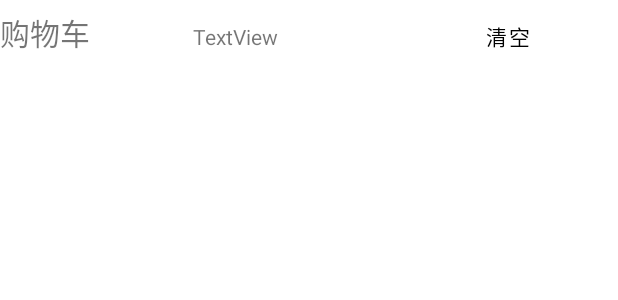
After one commit to tankofpacer/Order, an Android app: the layout shopping_car.xml on its own in the app's theme, with its tools: preview values and no code run, on a phone screen of 412 x 824 dp. The commit adds this screen. Shown: the top 300 px of the screen. Run offline under Robolectric (Android 15) with nearby library versions, the phone set to English and light mode, and no system bars.

Commit message:
更新购物车弹窗
更新购物车弹窗

```diff
--- a/app/src/main/res/anim/show.xml
+++ b/app/src/main/res/anim/show.xml
@@ -5,6 +5,6 @@
         android:fromXDelta="0"
         android:fromYDelta="100%"
         android:toXDelta="0"
-        android:toYDelta="0">
+        android:toYDelta="100">
     </translate>
 </set>
--- /dev/null
+++ b/app/src/main/res/drawable/ic_baseline_delete_outline_24.xml
@@ -0,0 +1,5 @@
+<vector android:height="10dp" android:tint="#000000"
+    android:viewportHeight="24" android:viewportWidth="24"
+    android:width="10dp" xmlns:android="http://schemas.android.com/apk/res/android">
+    <path android:fillColor="@android:color/white" android:pathData="M6,19c0,1.1 0.9,2 2,2h8c1.1,0 2,-0.9 2,-2L18,7L6,7v12zM8,9h8v10L8,19L8,9zM15.5,4l-1,-1h-5l-1,1L5,4v2h14L19,4z"/>
+</vector>
--- a/app/src/main/res/layout/dialog.xml
+++ b/app/src/main/res/layout/dialog.xml
@@ -12,11 +12,10 @@
         android:background="#00000000"/>
     <!--商品菜单-->
     <View
-        android:background="#97FFFF"
         android:id="@+id/v_anim"
         android:layout_width="match_parent"
-        android:layout_height="300dp"
-        />
+        android:layout_height="100dp"
+        android:background="#97FFFF" />
     <!--底部栏-->
     <RelativeLayout
         android:id="@+id/rl"
--- /dev/null
+++ b/app/src/main/res/layout/shopping_car.xml
@@ -0,0 +1,58 @@
+<?xml version="1.0" encoding="utf-8"?>
+<androidx.constraintlayout.widget.ConstraintLayout xmlns:android="http://schemas.android.com/apk/res/android"
+    xmlns:app="http://schemas.android.com/apk/res-auto"
+    android:layout_width="match_parent"
+    android:layout_height="match_parent">
+
+    <LinearLayout
+        android:id="@+id/shopping_top_bar"
+        android:layout_width="match_parent"
+        android:layout_height="wrap_content"
+        android:orientation="horizontal"
+        app:layout_constraintEnd_toEndOf="parent"
+        app:layout_constraintStart_toStartOf="parent"
+        app:layout_constraintTop_toTopOf="parent">
+
+        <TextView
+            android:id="@+id/textView"
+            android:layout_width="wrap_content"
+            android:layout_height="wrap_content"
+            android:layout_weight="1"
+            android:text="@string/shopping_car_title"
+            android:textSize="20sp" />
+
+        <TextView
+            android:id="@+id/textView2"
+            android:layout_width="wrap_content"
+            android:layout_height="wrap_content"
+            android:layout_weight="1"
+            android:text="TextView" />
+
+        <Button
+            android:id="@+id/clear_shopping"
+            android:layout_width="wrap_content"
+            android:layout_height="wrap_content"
+            android:layout_weight="1"
+            android:background="#00FFFFFF"
+            android:padding="0dp"
+            android:paddingLeft="0dp"
+            android:paddingTop="0dp"
+            android:paddingRight="0dp"
+            android:paddingBottom="0dp"
+            android:text="@string/clear_shopping_car"
+            android:textColor="@color/black"
+            app:icon="@drawable/ic_baseline_delete_outline_24"
+            app:iconGravity="start"
+            app:iconPadding="0dp"
+            app:iconSize="10dp" />
+    </LinearLayout>
+
+    <androidx.recyclerview.widget.RecyclerView
+        android:id="@+id/shopping_list"
+        android:layout_width="match_parent"
+        android:layout_height="0dp"
+        app:layout_constraintBottom_toBottomOf="parent"
+        app:layout_constraintEnd_toEndOf="parent"
+        app:layout_constraintStart_toStartOf="parent"
+        app:layout_constraintTop_toBottomOf="@+id/shopping_top_bar" />
+</androidx.constraintlayout.widget.ConstraintLayout>
--- a/app/src/main/res/values/strings.xml
+++ b/app/src/main/res/values/strings.xml
@@ -307,7 +307,9 @@
     <string name="price_93" translatable="false">10</string>
     <string name="price_94" translatable="false">7</string>
     <string name="price_95" translatable="false">11</string>
-
+    <string name="commit">付款</string>
+    <string name="shopping_car_title">购物车</string>
+    <string name="clear_shopping_car">清空</string>
 
 
 </resources>
```
Also changed, not shown: app/src/main/java/com/example/Android_bigWork/Activity/MainActivity.java (+7 -4 lines), app/src/main/java/com/example/Android_bigWork/Adapters/FoodStickyAdapter.java (+15 -13 lines), app/src/main/java/com/example/Android_bigWork/Entity/Dish.java (+3 -6 lines), app/src/main/java/com/example/Android_bigWork/Fragments/DetailFragment.java (+79 -79 lines), app/src/main/java/com/example/Android_bigWork/ViewModels/DetailViewModel.java (+7 -0 lines), app/src/main/res/layout/fragment_detail.xml (+52 -3 lines).
